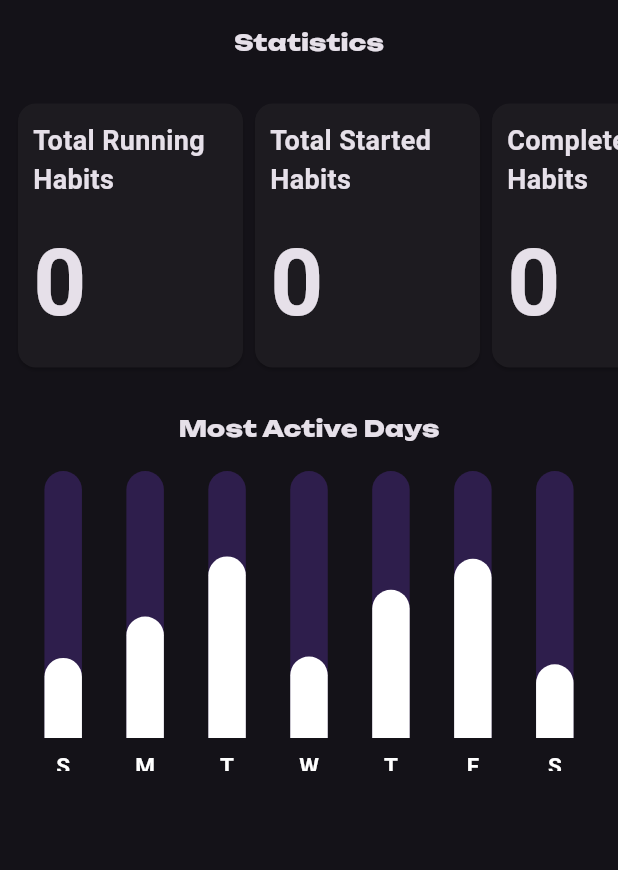
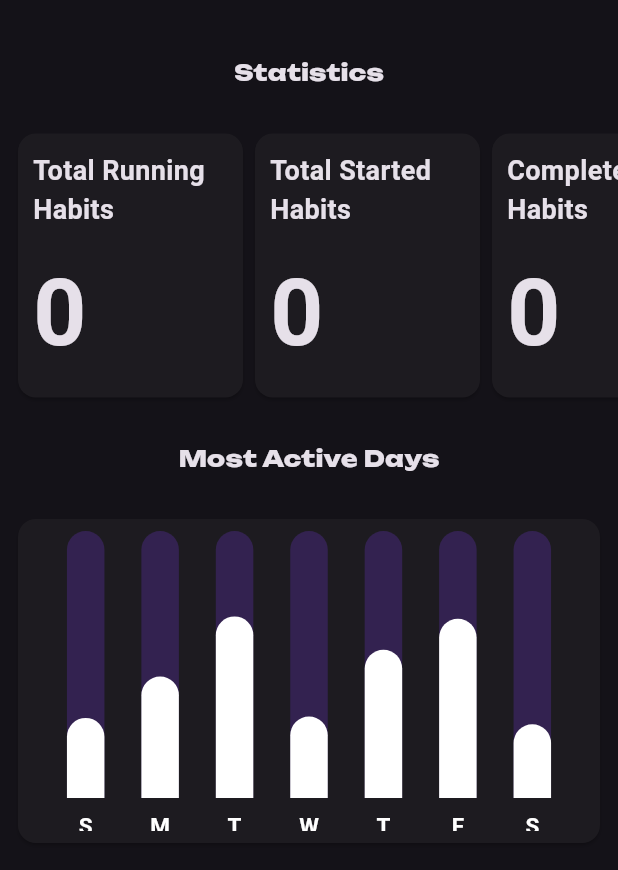
Before and after one commit to amaljosev/HabitsOn, a Flutter app: the ScreenAnalyse widget shown alone on an empty page, opened directly, on a phone screen of 412 x 824 dp. Shown: the top 870 px of the screen. Run offline on Flutter 3.47's test engine with Material 3 defaults, Android fonts, the phone set to English and light mode, and no system bars; drawn by our look-alikes of fl_chart; our stand-ins replace circular_countdown_timer, get, google_fonts, hive, hive_flutter, lottie and 4 more; missing offline and left inert: curved_navigation_bar_with_label, selector_wheel; accounts and stored records are empty; statements that could not run were skipped.

Commit message:
analyse ui and profile ui card added

```diff
--- a/lib/view/screens/analyse_screen.dart
+++ b/lib/view/screens/analyse_screen.dart
@@ -1,5 +1,3 @@
-
-
 import 'package:flutter/material.dart';
 import 'package:get/get.dart';
 import 'package:habitson/controller/habit_operations.dart';
@@ -18,10 +16,10 @@ class ScreenAnalyse extends StatelessWidget {
 
   @override
   Widget build(BuildContext context) {
-
     final size = MediaQuery.of(context).size;
     return ListView(
       children: [
+        kHeight,
         Padding(
           padding: const EdgeInsets.symmetric(vertical: 18.0),
           child: Row(
@@ -52,19 +50,21 @@ class ScreenAnalyse extends StatelessWidget {
                         Text(data,
                             style: const TextStyle(
                                 fontSize: 18, fontWeight: FontWeight.bold)),
-                        Obx(() => Text(
-                          statiCtrl.stati[data]!.value.toString(),
-                          style: TextStyle(
-                              fontWeight: FontWeight.bold,
-                              fontSize: size.width * 0.15),
-                        ), )
+                        Obx(
+                          () => Text(
+                            statiCtrl.stati[data]!.value.toString(),
+                            style: TextStyle(
+                                fontWeight: FontWeight.bold,
+                                fontSize: size.width * 0.15),
+                          ),
+                        )
                       ],
                     ),
                   ),
                 ),
               );
             },
-            itemCount:  statiCtrl.stati.length,
+            itemCount: statiCtrl.stati.length,
           ),
         ),
         Padding(
@@ -76,9 +76,13 @@ class ScreenAnalyse extends StatelessWidget {
             ],
           ),
         ),
-        const SizedBox(height: 200, child: MyBarGraph()),
-        const SizedBox(
-          height: 200,
+        const Padding(
+          padding: EdgeInsets.all(8.0),
+          child: Card(
+              child: Padding(
+            padding: EdgeInsets.all(8.0),
+            child: SizedBox(height: 200, child: MyBarGraph()),
+          )),
         ),
       ],
     );
--- a/lib/view/screens/profile_screen.dart
+++ b/lib/view/screens/profile_screen.dart
@@ -6,7 +6,6 @@ class ScreenProfile extends StatelessWidget {
 
   @override
   Widget build(BuildContext context) {
-    final size = MediaQuery.of(context).size;
 
     return Padding(
       padding: const EdgeInsets.all(18.0),
```
